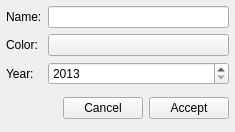
Before: the Qt Designer form src/Data/Goal/Widgets/yeargoalwidget.ui in cosmam/plastered-bull, drawn with Qt 5.
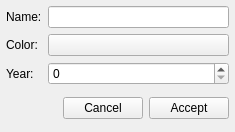
After: the same form once the commit is applied.

What changed in the file:
```diff
--- a/src/Data/Goal/Widgets/yeargoalwidget.ui
+++ b/src/Data/Goal/Widgets/yeargoalwidget.ui
@@ -81,10 +81,10 @@
       <item row="2" column="1">
        <widget class="QSpinBox" name="year_SpinBox">
         <property name="minimum">
-         <number>2013</number>
+         <number>0</number>
         </property>
         <property name="maximum">
-         <number>2100</number>
+         <number>100</number>
         </property>
        </widget>
       </item>
```
